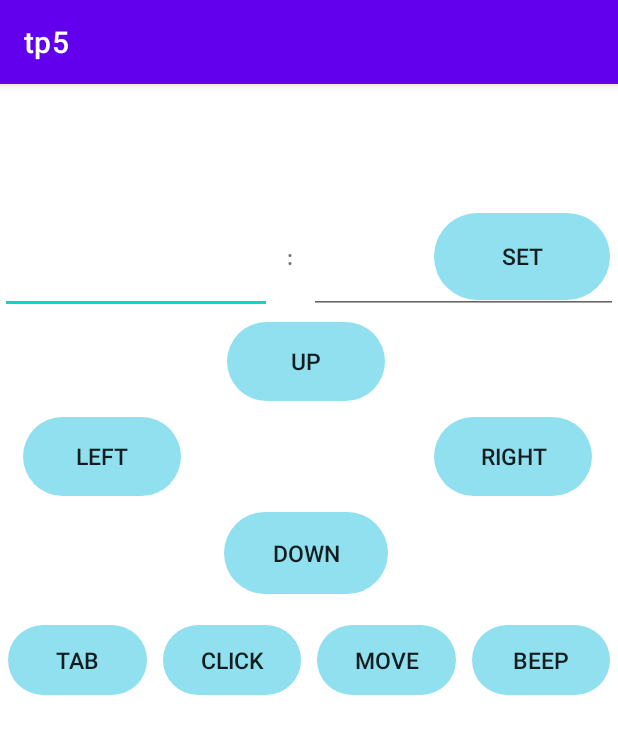
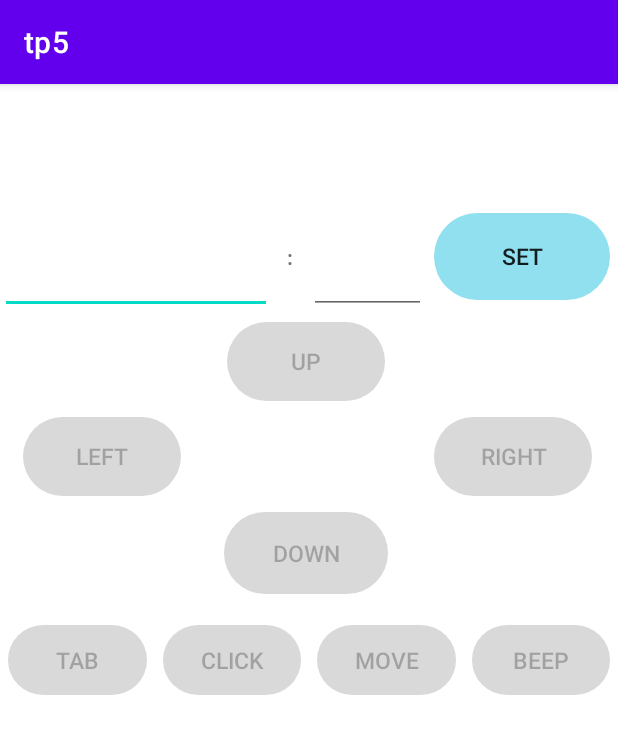
Before and after one commit to CavacoAntoine/Cours_Android_Studio, an Android app: the screen it shows after launch (MainActivity), on a phone screen of 412 x 824 dp. Shown: the top 734 px of the screen. Run offline under Robolectric (Android 15) with nearby library versions, the phone set to English and light mode, and no system bars.

Commit message:
tp5 : disabled buttons

```diff
--- /dev/null
+++ b/tp5/app/src/main/res/drawable/button_disable.xml
@@ -0,0 +1,4 @@
+<?xml version="1.0" encoding="utf-8"?>
+<shape xmlns:android="http://schemas.android.com/apk/res/android" android:shape="rectangle" android:tint="@color/grey">
+    <corners android:radius="100dp"/>
+</shape>
--- a/tp5/app/src/main/res/drawable/button_layout.xml
+++ b/tp5/app/src/main/res/drawable/button_layout.xml
@@ -2,5 +2,7 @@
 <selector xmlns:android="http://schemas.android.com/apk/res/android">
     <item android:drawable="@drawable/button_pressed"
         android:state_pressed="true" />
+    <item android:drawable="@drawable/button_disable"
+        android:state_enabled="false" />
     <item android:drawable="@drawable/button_default" />
 </selector>
--- a/tp5/app/src/main/res/layout/activity_main.xml
+++ b/tp5/app/src/main/res/layout/activity_main.xml
@@ -99,7 +99,7 @@
             android:layout_width="0dp"
             android:layout_height="0dp"
             app:layout_constraintBottom_toBottomOf="parent"
-            app:layout_constraintEnd_toEndOf="parent"
+            app:layout_constraintEnd_toStartOf="@+id/guidelineIPV80"
             app:layout_constraintStart_toStartOf="@+id/guidelineIPV55"
             app:layout_constraintTop_toTopOf="parent"
             tools:ignore="SpeakableTextPresentCheck" />
@@ -164,6 +164,7 @@
             android:layout_width="0dp"
             android:layout_height="0dp"
             android:text="@string/up"
+            android:enabled="false"
             app:layout_constraintBottom_toTopOf="@+id/guidelineButtonH33"
             app:layout_constraintEnd_toStartOf="@+id/guidelineButtonV66"
             app:layout_constraintStart_toStartOf="@+id/guidelineButtonV33"
@@ -175,6 +176,7 @@
             android:layout_width="0dp"
             android:layout_height="0dp"
             android:text="@string/down"
+            android:enabled="false"
             app:layout_constraintBottom_toBottomOf="parent"
             app:layout_constraintEnd_toStartOf="@+id/guidelineButtonV66"
             app:layout_constraintStart_toStartOf="@+id/guidelineButtonV33"
@@ -186,6 +188,7 @@
             android:layout_width="0dp"
             android:layout_height="0dp"
             android:text="@string/left"
+            android:enabled="false"
             app:layout_constraintBottom_toTopOf="@+id/guidelineButtonH66"
             app:layout_constraintEnd_toStartOf="@+id/guidelineButtonV33"
             app:layout_constraintStart_toStartOf="parent"
@@ -198,6 +201,7 @@
             android:layout_width="0dp"
             android:layout_height="0dp"
             android:text="@string/right"
+            android:enabled="false"
             app:layout_constraintBottom_toTopOf="@+id/guidelineButtonH66"
             app:layout_constraintEnd_toEndOf="parent"
             app:layout_constraintStart_toStartOf="@+id/guidelineButtonV66"
@@ -211,6 +215,7 @@
         android:layout_width="0dp"
         android:layout_height="0dp"
         android:text="@string/tab"
+        android:enabled="false"
         app:layout_constraintBottom_toBottomOf="@id/guidelineH55"
         app:layout_constraintEnd_toStartOf="@id/buttonClick"
         app:layout_constraintStart_toStartOf="parent"
@@ -222,6 +227,7 @@
         android:layout_width="0dp"
         android:layout_height="0dp"
         android:text="@string/click"
+        android:enabled="false"
         app:layout_constraintBottom_toBottomOf="@id/guidelineH55"
         app:layout_constraintEnd_toStartOf="@id/buttonMove"
         app:layout_constraintStart_toEndOf="@id/buttonTab"
@@ -233,6 +239,7 @@
         android:layout_width="0dp"
         android:layout_height="0dp"
         android:text="@string/move"
+        android:enabled="false"
         app:layout_constraintBottom_toBottomOf="@id/guidelineH55"
         app:layout_constraintEnd_toStartOf="@id/buttonBeep"
         app:layout_constraintStart_toEndOf="@id/buttonClick"
@@ -244,6 +251,7 @@
         android:layout_width="0dp"
         android:layout_height="0dp"
         android:text="@string/beep"
+        android:enabled="false"
         app:layout_constraintBottom_toBottomOf="@id/guidelineH55"
         app:layout_constraintEnd_toEndOf="parent"
         app:layout_constraintStart_toEndOf="@id/buttonMove"
--- a/tp5/app/src/main/res/values/colors.xml
+++ b/tp5/app/src/main/res/values/colors.xml
@@ -9,4 +9,5 @@
     <color name="white">#FFFFFFFF</color>
     <color name="pale_blue">#ade8f4</color>
     <color name="blue">#90e0ef</color>
+    <color name="grey">#d9d9d9</color>
 </resources>
```
